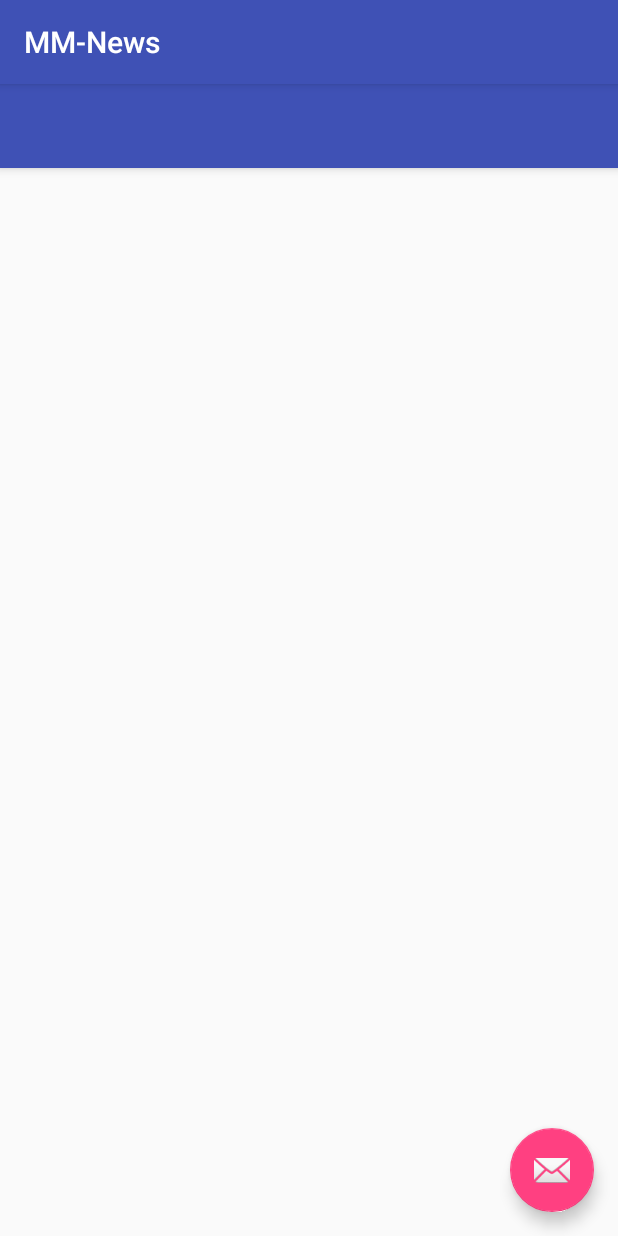
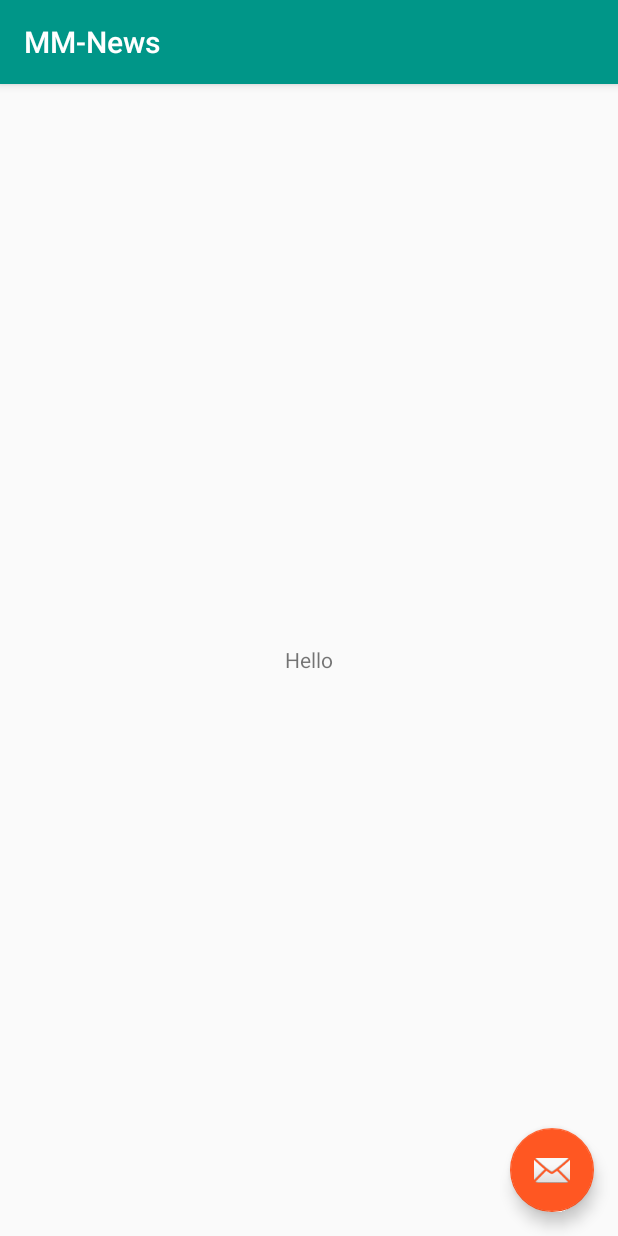
Before and after one commit to nyinyihtunlwin-codigo/LCS_01_MM_News, an Android app: the screen it shows after launch (MainActivity), on a phone screen of 412 x 824 dp. Run offline under Robolectric (Android 15) with nearby library versions, the phone set to English and light mode, and no system bars.

Commit message:
Initialize skeleton projects with default structure / value.

```diff
--- a/app/build.gradle
+++ b/app/build.gradle
@@ -3,7 +3,7 @@ apply plugin: 'com.android.application'
 android {
     compileSdkVersion 26
     defaultConfig {
-        applicationId "projects.nyinyihtunlwin.mm_news"
+        applicationId "projects.nyinyihtunlwin.news"
         minSdkVersion 21
         targetSdkVersion 26
         versionCode 1
--- a/app/src/main/AndroidManifest.xml
+++ b/app/src/main/AndroidManifest.xml
@@ -1,15 +1,16 @@
 <?xml version="1.0" encoding="utf-8"?>
 <manifest xmlns:android="http://schemas.android.com/apk/res/android"
-    package="projects.nyinyihtunlwin.mm_news">
+    package="projects.nyinyihtunlwin.news">
 
     <application
+        android:name=".SFCNewsApp"
         android:allowBackup="true"
         android:icon="@mipmap/ic_launcher"
         android:label="@string/app_name"
         android:roundIcon="@mipmap/ic_launcher_round"
         android:supportsRtl="true"
         android:theme="@style/AppTheme">
-        <activity android:name=".MainActivity">
+        <activity android:name="projects.nyinyihtunlwin.news.activities.MainActivity">
             <intent-filter>
                 <action android:name="android.intent.action.MAIN" />
 
--- /dev/null
+++ b/app/src/main/java/projects/nyinyihtunlwin/news/SFCNewsApp.java
@@ -0,0 +1,17 @@
+package projects.nyinyihtunlwin.news;
+
+import android.app.Application;
+
+/**
+ * Created by Dell on 11/4/2017.
+ */
+
+public class SFCNewsApp extends Application {
+
+    public static final String LOG_TAG = "SFCNewsApp";
+
+    @Override
+    public void onCreate() {
+        super.onCreate();
+    }
+}
--- a/app/src/main/java/projects/nyinyihtunlwin/mm_news/MainActivity.java
+++ b/app/src/main/java/projects/nyinyihtunlwin/news/activities/MainActivity.java
@@ -1,4 +1,4 @@
-package projects.nyinyihtunlwin.mm_news;
+package projects.nyinyihtunlwin.news.activities;
 
 import android.support.design.widget.FloatingActionButton;
 import android.support.design.widget.Snackbar;
@@ -6,6 +6,8 @@ import android.support.v7.app.AppCompatActivity;
 import android.os.Bundle;
 import android.support.v7.widget.Toolbar;
 import android.view.View;
+
+import projects.nyinyihtunlwin.news.R;
 
 public class MainActivity extends AppCompatActivity {
 
--- a/app/src/main/res/layout/activity_main.xml
+++ b/app/src/main/res/layout/activity_main.xml
@@ -4,7 +4,7 @@
     xmlns:tools="http://schemas.android.com/tools"
     android:layout_width="match_parent"
     android:layout_height="match_parent"
-    tools:context="projects.nyinyihtunlwin.mm_news.MainActivity">
+    tools:context="projects.nyinyihtunlwin.news.activities.MainActivity">
 
     <android.support.design.widget.AppBarLayout
         android:layout_width="match_parent"
@@ -20,7 +20,20 @@
 
     </android.support.design.widget.AppBarLayout>
 
-    <include layout="@layout/content_main2" />
+    <RelativeLayout
+        android:layout_width="match_parent"
+        android:layout_height="match_parent"
+        app:layout_behavior="@string/appbar_scrolling_view_behavior"
+        tools:context="projects.nyinyihtunlwin.news.activities.MainActivity"
+        tools:showIn="@layout/activity_main">
+
+        <TextView
+            android:layout_width="wrap_content"
+            android:layout_height="wrap_content"
+            android:layout_centerInParent="true"
+            android:text="Hello" />
+
+    </RelativeLayout>
 
     <android.support.design.widget.FloatingActionButton
         android:id="@+id/fab"
--- a/app/src/main/res/layout/content_main2.xml
+++ /dev/null
@@ -1,11 +0,0 @@
-<?xml version="1.0" encoding="utf-8"?>
-<android.support.constraint.ConstraintLayout xmlns:android="http://schemas.android.com/apk/res/android"
-    xmlns:app="http://schemas.android.com/apk/res-auto"
-    xmlns:tools="http://schemas.android.com/tools"
-    android:layout_width="match_parent"
-    android:layout_height="match_parent"
-    app:layout_behavior="@string/appbar_scrolling_view_behavior"
-    tools:context="projects.nyinyihtunlwin.mm_news.MainActivity"
-    tools:showIn="@layout/activity_main">
-
-</android.support.constraint.ConstraintLayout>
--- /dev/null
+++ b/app/src/main/res/values-land/dimens.xml
@@ -0,0 +1,3 @@
+<?xml version="1.0" encoding="utf-8"?>
+<resources>
+</resources>
--- a/app/src/main/res/values/colors.xml
+++ b/app/src/main/res/values/colors.xml
@@ -1,6 +1,11 @@
 <?xml version="1.0" encoding="utf-8"?>
 <resources>
-    <color name="colorPrimary">#3F51B5</color>
-    <color name="colorPrimaryDark">#303F9F</color>
-    <color name="colorAccent">#FF4081</color>
+    <color name="primary">#009688</color>
+    <color name="primary_dark">#00796B</color>
+    <color name="primary_light">#B2DFDB</color>
+    <color name="accent">#FF5722</color>
+    <color name="primary_text">#212121</color>
+    <color name="secondary_text">#757575</color>
+    <color name="icons">#FFFFFF</color>
+    <color name="divider">#BDBDBD</color>
 </resources>
--- a/app/src/main/res/values/styles.xml
+++ b/app/src/main/res/values/styles.xml
@@ -1,11 +1,11 @@
 <resources>
 
     <!-- Base application theme. -->
-    <style name="AppTheme" parent="Theme.AppCompat.Light.DarkActionBar">
+    <style name="AppTheme" parent="Theme.AppCompat.Light.NoActionBar">
         <!-- Customize your theme here. -->
-        <item name="colorPrimary">@color/colorPrimary</item>
-        <item name="colorPrimaryDark">@color/colorPrimaryDark</item>
-        <item name="colorAccent">@color/colorAccent</item>
+        <item name="colorPrimary">@color/primary</item>
+        <item name="colorPrimaryDark">@color/primary_dark</item>
+        <item name="colorAccent">@color/accent</item>
     </style>
 
     <style name="AppTheme.NoActionBar">
```
Also changed, not shown: app/src/main/res/values/dimens.xml (+31 -0 lines), 4 other files.
